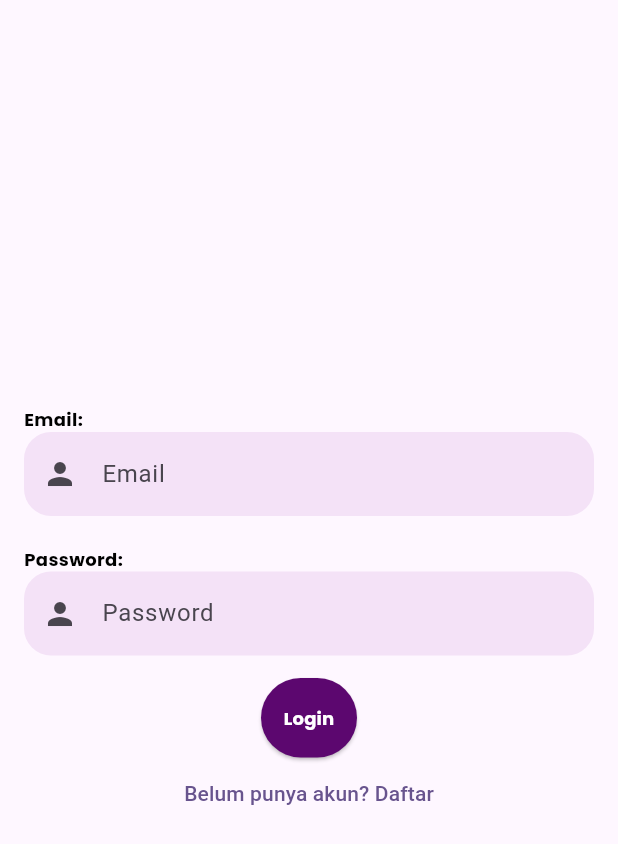
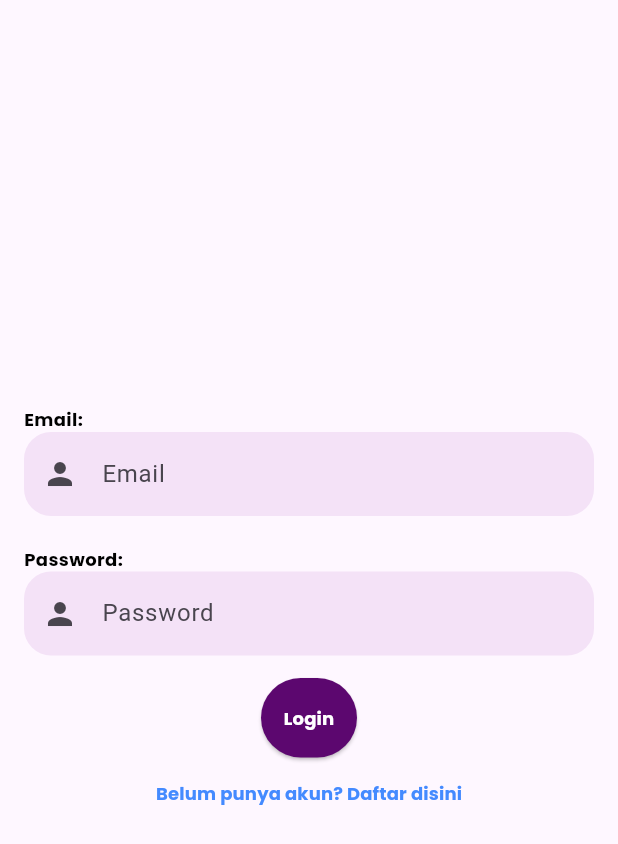
Before and after one commit to Alan21103/20220140127_UCP1Flutter, a Flutter app: the LoginPage screen opened directly, on a phone screen of 412 x 824 dp. Shown: the top 844 px of the screen. Run offline on Flutter 3.47's test engine with Material 3 defaults, Android fonts, the phone set to English and light mode, and no system bars; our stand-ins replace google_fonts.

Commit message:
Menambahkan style pada text route register

```diff
--- a/lib/presentation/loginpage.dart
+++ b/lib/presentation/loginpage.dart
@@ -125,7 +125,12 @@ class _LoginPageState extends State<LoginPage> {
                     MaterialPageRoute(builder: (context) => RegisterPage()),
                   );
                 },
-                child: Text('Belum punya akun? Daftar'),
+                child: Text('Belum punya akun? Daftar disini',
+                style: GoogleFonts.poppins(
+                    fontSize: 12,
+                    color: Colors.blueAccent,
+                    fontWeight: FontWeight.bold,
+                  ),),
               ),
             ],
           ),
```
